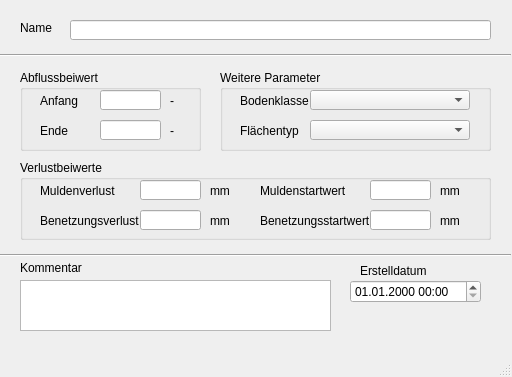
Above: qkan/forms/qkan_abflussparameter.ui from hoettges/QKan before the change. Below: the same form after it.
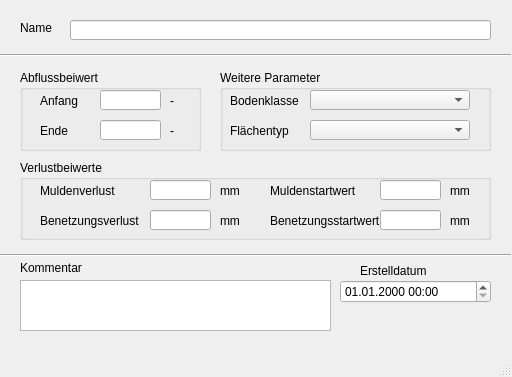
That is the form after the change. Custom widgets are drawn as their Qt base class.

```diff
--- a/qkan/forms/qkan_abflussparameter.ui
+++ b/qkan/forms/qkan_abflussparameter.ui
@@ -94,9 +94,9 @@
    <widget class="QgsDateTimeEdit" name="createdat">
     <property name="geometry">
      <rect>
-      <x>350</x>
+      <x>340</x>
       <y>280</y>
-      <width>131</width>
+      <width>151</width>
       <height>23</height>
      </rect>
     </property>
@@ -234,7 +234,7 @@
     <widget class="QLabel" name="label_7">
      <property name="geometry">
       <rect>
-       <x>190</x>
+       <x>200</x>
        <y>50</y>
        <width>21</width>
        <height>21</height>
@@ -247,9 +247,9 @@
     <widget class="QLabel" name="label_4">
      <property name="geometry">
       <rect>
-       <x>420</x>
+       <x>430</x>
        <y>50</y>
-       <width>21</width>
+       <width>31</width>
        <height>21</height>
       </rect>
      </property>
@@ -260,7 +260,7 @@
     <widget class="QLineEdit" name="benetzungsverlust">
      <property name="geometry">
       <rect>
-       <x>120</x>
+       <x>130</x>
        <y>50</y>
        <width>61</width>
        <height>20</height>
@@ -283,7 +283,7 @@
     <widget class="QLabel" name="label_5">
      <property name="geometry">
       <rect>
-       <x>240</x>
+       <x>250</x>
        <y>50</y>
        <width>111</width>
        <height>21</height>
@@ -296,7 +296,7 @@
     <widget class="QLineEdit" name="benetzung_startwert">
      <property name="geometry">
       <rect>
-       <x>350</x>
+       <x>360</x>
        <y>50</y>
        <width>61</width>
        <height>20</height>
@@ -306,7 +306,7 @@
     <widget class="QLabel" name="label_3">
      <property name="geometry">
       <rect>
-       <x>190</x>
+       <x>200</x>
        <y>20</y>
        <width>21</width>
        <height>21</height>
@@ -332,9 +332,9 @@
     <widget class="QLabel" name="label_6">
      <property name="geometry">
       <rect>
-       <x>240</x>
+       <x>250</x>
        <y>20</y>
-       <width>91</width>
+       <width>111</width>
        <height>21</height>
       </rect>
      </property>
@@ -345,7 +345,7 @@
     <widget class="QLineEdit" name="mulden_startwert">
      <property name="geometry">
       <rect>
-       <x>350</x>
+       <x>360</x>
        <y>20</y>
        <width>61</width>
        <height>20</height>
@@ -355,9 +355,9 @@
     <widget class="QLabel" name="label_2">
      <property name="geometry">
       <rect>
-       <x>420</x>
+       <x>430</x>
        <y>20</y>
-       <width>21</width>
+       <width>31</width>
        <height>21</height>
       </rect>
      </property>
@@ -368,7 +368,7 @@
     <widget class="QLineEdit" name="muldenverlust">
      <property name="geometry">
       <rect>
-       <x>120</x>
+       <x>130</x>
        <y>20</y>
        <width>61</width>
        <height>20</height>
@@ -442,7 +442,7 @@
     <widget class="QLabel" name="label_19">
      <property name="geometry">
       <rect>
-       <x>20</x>
+       <x>10</x>
        <y>50</y>
        <width>71</width>
        <height>21</height>
@@ -455,7 +455,7 @@
     <widget class="QLabel" name="label_18">
      <property name="geometry">
       <rect>
-       <x>20</x>
+       <x>10</x>
        <y>20</y>
        <width>71</width>
        <height>21</height>
```
